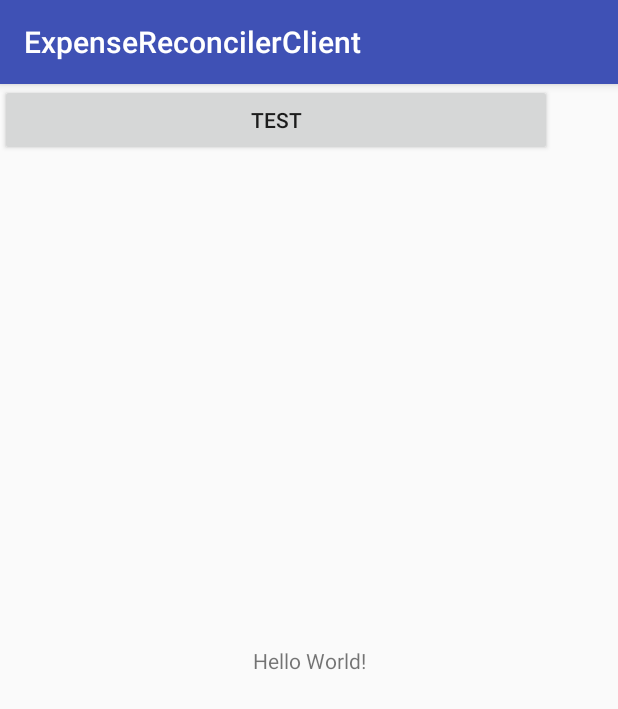
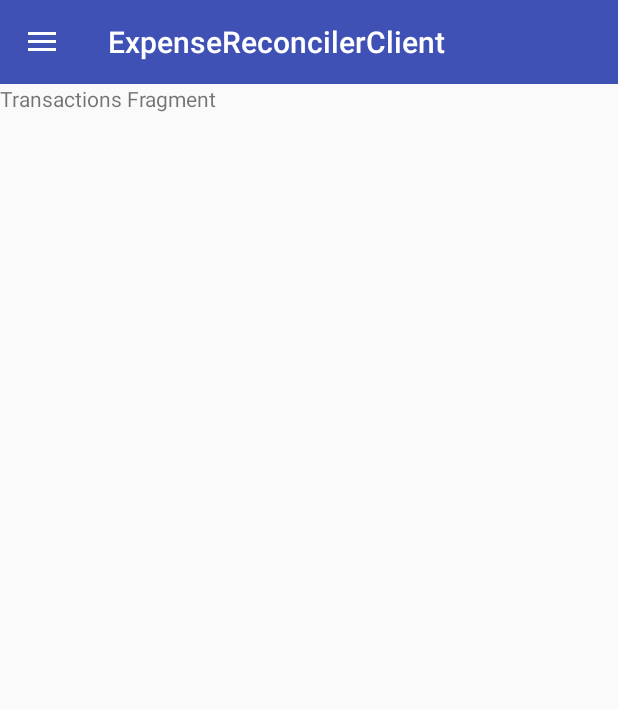
Before and after one commit to kryx07/ExpenseReconcilerClient, an Android app: the screen it shows after launch (MainActivity), on a phone screen of 412 x 824 dp. Shown: the top 709 px of the screen. Run offline under Robolectric (Android 15) with nearby library versions, the phone set to English and light mode, and no system bars; our stand-ins replace ButterKnife, Dagger/Hilt's generated code, EventBus, Room's generated code, Timber.

Commit message:
Payables & Transactions Fragments added

```diff
--- a/app/build.gradle
+++ b/app/build.gradle
@@ -68,7 +68,7 @@ dependencies {
 
     //compile 'io.github.microutils:kotlin-logging:1.4.5'
 
-    //compile 'org.greenrobot:eventbus:3.0.0'
+    compile 'org.greenrobot:eventbus:3.0.0'
 
     //compile 'io.realm:android-adapters:2.0.0'
 
--- a/app/src/main/AndroidManifest.xml
+++ b/app/src/main/AndroidManifest.xml
@@ -12,7 +12,7 @@
         android:roundIcon="@mipmap/ic_launcher_round"
         android:supportsRtl="true"
         android:theme="@style/AppTheme">
-        <activity android:name=".MainActivity">
+        <activity android:name=".ui.MainActivity">
             <intent-filter>
                 <action android:name="android.intent.action.MAIN" />
 
--- a/app/src/main/java/kryx07/expensereconcilerclient/MainActivity.kt
+++ /dev/null
@@ -1,99 +0,0 @@
-package kryx07.expensereconcilerclient
-
-import android.os.Bundle
-import android.support.v7.app.AppCompatActivity
-import butterknife.ButterKnife
-import butterknife.OnClick
-import com.google.gson.Gson
-import io.reactivex.Single
-import io.reactivex.android.schedulers.AndroidSchedulers
-import io.reactivex.schedulers.Schedulers
-import kotlinx.android.synthetic.main.activity_main.*
-import kryx07.expensereconcilerclient.model.persontest.Person
-import kryx07.expensereconcilerclient.model.transactions.Transaction
-import kryx07.expensereconcilerclient.model.transactions.Transactions
-import kryx07.expensereconcilerclient.model.users.Users
-import kryx07.expensereconcilerclient.network.ApiClient
-import retrofit2.Call
-import retrofit2.Callback
-import retrofit2.Response
-import timber.log.Timber
-import javax.inject.Inject
-
-class MainActivity : AppCompatActivity() {
-
-    @Inject
-    lateinit var apiClient: ApiClient
-
-    override fun onCreate(savedInstanceState: Bundle?) {
-        super.onCreate(savedInstanceState)
-        setContentView(R.layout.activity_main)
-        ButterKnife.bind(this)
-        Timber.plant(Timber.DebugTree())
-        (application as App).appComponent?.inject(this)
-
-
-        Timber.e(apiClient.javaClass.toString())
-
-        apiClient.service.users.enqueue(object : Callback<Users> {
-            override fun onResponse(call: Call<Users>?, response: Response<Users>?) {
-                if (response!!.isSuccessful) {
-                    Timber.e(response.body().toString())
-                }
-            }
-
-            override fun onFailure(call: Call<Users>?, t: Throwable?) {
-                Timber.e(getString(R.string.fetching_error))
-            }
-
-        })
-
-        fetchTransactions()
-    }
-
-    @OnClick(R.id.test_button)
-    fun fetchTransactions() {
-        apiClient.service.transactions.enqueue(object : Callback<Transactions> {
-
-            override fun onResponse(call: Call<Transactions>?, response: Response<Transactions>?) {
-                if (response!!.isSuccessful) {
-                    Timber.e(response.body().toString())
-                    val transactions: Transactions = Transactions(response.body().transactions)
-                    Timber.e(transactions.toString())
-                }
-            }
-
-            override fun onFailure(call: Call<Transactions>?, t: Throwable?) {
-                Timber.e(getString(R.string.fetching_error))
-                Timber.e(t?.message ?: "no message")
-            }
-        })
-
-
-
-
-    }
-
-
-    fun addPerson(firstName: String, lastName: String) {
-        val person: Person = Person(0, firstName, lastName)
-
-        App.database.personDao().insert(person)
-
-        Single.fromCallable {
-            App.database.personDao().insert(person)
-        }.subscribeOn(Schedulers.io())
-                .observeOn(AndroidSchedulers.mainThread()).subscribe()
-    }
-/*
-    fun registerAllPersonListener() {
-
-        App.database?.personDao()?.getAllPeople()
-                ?.subscribeOn(Schedulers.io())
-                ?.observeOn(AndroidSchedulers.mainThread())
-                ?.subscribe { listOfPeople ->
-                    view.personTableUpdated(listOfPeople)
-                }
-    }*/
-
-}
--- a/app/src/main/java/kryx07/expensereconcilerclient/db/PersonDao.kt
+++ b/app/src/main/java/kryx07/expensereconcilerclient/db/PersonDao.kt
@@ -10,7 +10,7 @@ import kryx07.expensereconcilerclient.model.persontest.Person
 interface PersonDao {
 
     @Query("SELECT * FROM person")
-    fun getAllPeople(): Flowable<List<Person>>
+    fun getAllPeople(): List<Person>
 
     @Insert
     fun insert(person: Person)
--- a/app/src/main/java/kryx07/expensereconcilerclient/di/AppComponent.kt
+++ b/app/src/main/java/kryx07/expensereconcilerclient/di/AppComponent.kt
@@ -3,7 +3,7 @@ package kryx07.expensereconcilerclient.di
 
 import javax.inject.Singleton
 
-import kryx07.expensereconcilerclient.MainActivity
+import kryx07.expensereconcilerclient.ui.MainActivity
 
 @Singleton
 @dagger.Component(modules = arrayOf(AppModule::class))
--- a/app/src/main/java/kryx07/expensereconcilerclient/network/ApiClient.java
+++ b/app/src/main/java/kryx07/expensereconcilerclient/network/ApiClient.java
@@ -82,7 +82,6 @@ public class ApiClient {
 
             @Override
             public LocalDate deserialize(JsonElement json, Type typeOfT, JsonDeserializationContext context) throws JsonParseException {
-                Log.e("Json: ", json.toString());
                 return new LocalDate(json.getAsString());
             }
         }).create();
--- /dev/null
+++ b/app/src/main/java/kryx07/expensereconcilerclient/ui/MainActivity.kt
@@ -0,0 +1,79 @@
+package kryx07.expensereconcilerclient.ui
+
+import android.os.Bundle
+import android.support.design.widget.NavigationView
+import android.support.v4.app.Fragment
+import android.support.v7.app.ActionBarDrawerToggle
+import android.support.v7.app.AppCompatActivity
+import android.view.Gravity
+import butterknife.ButterKnife
+import kotlinx.android.synthetic.main.activity_dashboard.*
+import kryx07.expensereconcilerclient.App
+import kryx07.expensereconcilerclient.R
+import kryx07.expensereconcilerclient.network.ApiClient
+import org.greenrobot.eventbus.EventBus
+import timber.log.Timber
+import javax.inject.Inject
+
+class MainActivity : AppCompatActivity() {
+
+    @Inject
+    lateinit var apiClient: ApiClient
+
+    override fun onCreate(savedInstanceState: Bundle?) {
+        super.onCreate(savedInstanceState)
+        setContentView(R.layout.activity_dashboard)
+        ButterKnife.bind(this)
+        Timber.plant(Timber.DebugTree())
+        //EventBus.getDefault().register(this)
+        setupDrawerAndToolbar()
+        if (savedInstanceState == null) {
+            showFragment(TransactionsFragment())
+        }
+
+        (application as App).appComponent?.inject(this)
+
+    }
+
+    private fun setupDrawerAndToolbar() {
+        setSupportActionBar(dashboard_toolbar)
+        val toggle = ActionBarDrawerToggle(
+                this, dashboard_drawer, dashboard_toolbar, R.string.navigation_drawer_open, R.string.navigation_drawer_close)
+        // Handle clicks on drawer
+        dashboard_drawer.addDrawerListener(toggle)
+        // Sync state to have a hamburger menu icon
+        toggle.syncState()
+
+        dashboard_nav.setNavigationItemSelectedListener(NavigationView.OnNavigationItemSelectedListener { item ->
+            when (item.itemId) {
+                R.id.menu_transactions -> {
+                    showFragment(TransactionsFragment())
+                    return@OnNavigationItemSelectedListener true
+                }
+                R.id.menu_payables -> {
+                    showFragment(PayablesFragment())
+                    return@OnNavigationItemSelectedListener true
+                }
+            }
+            false
+        })
+    }
+
+    private fun showFragment(fragment: Fragment) {
+        val tag = fragment.javaClass.name
+        val manager = supportFragmentManager
+
+        if (manager.findFragmentByTag(tag) == null) {
+            // This fragment does not lie on back stack, need to be added
+            manager.beginTransaction()
+                    // Add a tag to prevent duplicating insertions of the same fragment
+                    .replace(R.id.fragment_container, fragment, tag)
+                    .addToBackStack(tag)
+                    .commit()
+        } else {
+            // Get the fragment from the back stack
+            manager.popBackStackImmediate(tag, 0)
+        }
+        dashboard_drawer.closeDrawer(Gravity.START)
+    }
+}
--- /dev/null
+++ b/app/src/main/java/kryx07/expensereconcilerclient/ui/TransactionsFragment.kt
@@ -0,0 +1,97 @@
+package kryx07.expensereconcilerclient.ui
+
+import android.os.Bundle
+import android.support.v4.app.Fragment
+import android.view.LayoutInflater
+import android.view.View
+import android.view.ViewGroup
+import butterknife.ButterKnife
+import butterknife.OnClick
+import kryx07.expensereconcilerclient.App
+import kryx07.expensereconcilerclient.R
+import kryx07.expensereconcilerclient.model.persontest.Person
+import kryx07.expensereconcilerclient.model.transactions.Transactions
+import kryx07.expensereconcilerclient.model.users.Users
+import retrofit2.Call
+import retrofit2.Callback
+import retrofit2.Response
+import timber.log.Timber
+
+/**
+ * Created by sda on 06.07.17.
+ */
+class TransactionsFragment : Fragment() {
+    override fun onCreateView(inflater: LayoutInflater?, container: ViewGroup?, savedInstanceState: Bundle?): View? {
+        val view = inflater!!.inflate(R.layout.fragment_transactions, container, false)
+        ButterKnife.bind(this, view)
+        return view
+    }
+
+    /*   Timber.e(apiClient.javaClass.toString())
+
+       apiClient.service.users.enqueue(
+       object : Callback<Users> {
+           override fun onResponse(call: Call<Users>?, response: Response<Users>?) {
+               if (response!!.isSuccessful) {
+                   Timber.e(response.body().toString())
+               }
+           }
+
+           override fun onFailure(call: Call<Users>?, t: Throwable?) {
+               Timber.e(getString(R.string.fetching_error))
+           }
+
+       })
+
+       fetchTransactions()
+       addPerson("dupa", "dupa2")
+       getAllPeople()
+   }
+
+   @OnClick(R.id.test_button)
+   fun fetchTransactions() {
+       apiClient.service.transactions.enqueue(object : Callback<Transactions> {
+
+           override fun onResponse(call: Call<Transactions>?, response: Response<Transactions>?) {
+               if (response!!.isSuccessful) {
+                   Timber.e(response.body().toString())
+                   val transactions: Transactions = Transactions(response.body().transactions)
+                   Timber.e(transactions.toString())
+               }
+           }
+
+           override fun onFailure(call: Call<Transactions>?, t: Throwable?) {
+               Timber.e(getString(R.string.fetching_error))
+               Timber.e(t?.message ?: "no message")
+           }
+       })
+
+
+   }
+
+
+   fun addPerson(firstName: String, lastName: String) {
+       val person: Person = Person(0, firstName, lastName)
+
+       App.database.personDao().insert(person)
+
+       *//*   Single.fromCallable {
+           App.database.personDao().insert(person)
+       }.subscribeOn(Schedulers.io())
+               .observeOn(AndroidSchedulers.mainThread()).subscribe()*//*
+}
+*//*
+    fun registerAllPersonListener() {
+
+        App.database?.personDao()?.getAllPeople()
+                ?.subscribeOn(Schedulers.io())
+                ?.observeOn(AndroidSchedulers.mainThread())
+                ?.subscribe { listOfPeople ->
+                    view.personTableUpdated(listOfPeople)
+                }
+    }*//*
+
+fun getAllPeople() {
+    Timber.e(App.database.personDao().getAllPeople().toString())
+}*/
+}
--- /dev/null
+++ b/app/src/main/res/drawable/ic_android_black_24dp.xml
@@ -0,0 +1,9 @@
+<vector xmlns:android="http://schemas.android.com/apk/res/android"
+        android:width="24dp"
+        android:height="24dp"
+        android:viewportWidth="24.0"
+        android:viewportHeight="24.0">
+    <path
+        android:fillColor="#FF000000"
+        android:pathData="M6,18c0,0.55 0.45,1 1,1h1v3.5c0,0.83 0.67,1.5 1.5,1.5s1.5,-0.67 1.5,-1.5L11,19h2v3.5c0,0.83 0.67,1.5 1.5,1.5s1.5,-0.67 1.5,-1.5L16,19h1c0.55,0 1,-0.45 1,-1L18,8L6,8v10zM3.5,8C2.67,8 2,8.67 2,9.5v7c0,0.83 0.67,1.5 1.5,1.5S5,17.33 5,16.5v-7C5,8.67 4.33,8 3.5,8zM20.5,8c-0.83,0 -1.5,0.67 -1.5,1.5v7c0,0.83 0.67,1.5 1.5,1.5s1.5,-0.67 1.5,-1.5v-7c0,-0.83 -0.67,-1.5 -1.5,-1.5zM15.53,2.16l1.3,-1.3c0.2,-0.2 0.2,-0.51 0,-0.71 -0.2,-0.2 -0.51,-0.2 -0.71,0l-1.48,1.48C13.85,1.23 12.95,1 12,1c-0.96,0 -1.86,0.23 -2.66,0.63L7.85,0.15c-0.2,-0.2 -0.51,-0.2 -0.71,0 -0.2,0.2 -0.2,0.51 0,0.71l1.31,1.31C6.97,3.26 6,5.01 6,7h12c0,-1.99 -0.97,-3.75 -2.47,-4.84zM10,5L9,5L9,4h1v1zM15,5h-1L14,4h1v1z"/>
+</vector>
--- /dev/null
+++ b/app/src/main/res/drawable/ic_mood_black_24dp.xml
@@ -0,0 +1,9 @@
+<vector xmlns:android="http://schemas.android.com/apk/res/android"
+        android:width="24dp"
+        android:height="24dp"
+        android:viewportWidth="24.0"
+        android:viewportHeight="24.0">
+    <path
+        android:fillColor="#FF000000"
+        android:pathData="M11.99,2C6.47,2 2,6.48 2,12s4.47,10 9.99,10C17.52,22 22,17.52 22,12S17.52,2 11.99,2zM12,20c-4.42,0 -8,-3.58 -8,-8s3.58,-8 8,-8 8,3.58 8,8 -3.58,8 -8,8zM15.5,11c0.83,0 1.5,-0.67 1.5,-1.5S16.33,8 15.5,8 14,8.67 14,9.5s0.67,1.5 1.5,1.5zM8.5,11c0.83,0 1.5,-0.67 1.5,-1.5S9.33,8 8.5,8 7,8.67 7,9.5 7.67,11 8.5,11zM12,17.5c2.33,0 4.31,-1.46 5.11,-3.5L6.89,14c0.8,2.04 2.78,3.5 5.11,3.5z"/>
+</vector>
--- /dev/null
+++ b/app/src/main/res/layout/activity_dashboard.xml
@@ -0,0 +1,45 @@
+<?xml version="1.0" encoding="utf-8"?>
+<android.support.v4.widget.DrawerLayout xmlns:android="http://schemas.android.com/apk/res/android"
+    xmlns:app="http://schemas.android.com/apk/res-auto"
+    xmlns:tools="http://schemas.android.com/tools"
+    android:id="@+id/dashboard_drawer"
+    android:layout_width="match_parent"
+    android:layout_height="match_parent"
+    android:fitsSystemWindows="true"
+    tools:openDrawer="start">
+
+    <RelativeLayout
+        android:layout_width="match_parent"
+        android:layout_height="match_parent">
+
+        <android.support.v7.widget.Toolbar
+            android:id="@+id/dashboard_toolbar"
+            android:layout_width="match_parent"
+            android:layout_height="?attr/actionBarSize"
+            android:background="?attr/colorPrimary"
+            app:theme="@style/ThemeOverlay.AppCompat.Dark.ActionBar" />
+
+        <FrameLayout
+            android:id="@+id/fragment_container"
+            android:layout_width="match_parent"
+            android:layout_height="match_parent"
+            android:layout_marginTop="?attr/actionBarSize" />
+
+        <ProgressBar
+            android:id="@+id/dashboard_progress"
+            style="?android:attr/progressBarStyleLarge"
+            android:layout_width="wrap_content"
+            android:layout_height="wrap_content"
+            android:layout_marginBottom="8dp"
+            android:visibility="gone" />
+
+    </RelativeLayout>
+
+    <android.support.design.widget.NavigationView
+        android:id="@+id/dashboard_nav"
+        android:layout_width="wrap_content"
+        android:layout_height="match_parent"
+        android:layout_gravity="start"
+        app:menu="@menu/dashboard_menu" />
+
+</android.support.v4.widget.DrawerLayout>
--- a/app/src/main/res/layout/activity_main.xml
+++ b/app/src/main/res/layout/activity_main.xml
@@ -4,7 +4,7 @@
     xmlns:tools="http://schemas.android.com/tools"
     android:layout_width="match_parent"
     android:layout_height="match_parent"
-    tools:context="kryx07.expensereconcilerclient.MainActivity">
+    tools:context="kryx07.expensereconcilerclient.ui.MainActivity">
 
     <TextView
         android:layout_width="wrap_content"
--- /dev/null
+++ b/app/src/main/res/layout/fragment_transactions.xml
@@ -0,0 +1,16 @@
+<?xml version="1.0" encoding="utf-8"?>
+<RelativeLayout xmlns:android="http://schemas.android.com/apk/res/android"
+    android:layout_width="match_parent"
+    android:layout_height="match_parent">
+
+    <TextView
+        android:layout_width="match_parent"
+        android:layout_height="match_parent"
+        android:layout_centerInParent="true"
+        android:text="Transactions Fragment" />
+
+    <android.support.v7.widget.RecyclerView
+        android:id="@+id/transactions_recycler"
+        android:layout_width="match_parent"
+        android:layout_height="match_parent" />
+</RelativeLayout>
--- /dev/null
+++ b/app/src/main/res/menu/dashboard_menu.xml
@@ -0,0 +1,14 @@
+<?xml version="1.0" encoding="utf-8"?>
+<menu xmlns:android="http://schemas.android.com/apk/res/android">
+
+    <item
+        android:id="@+id/menu_transactions"
+        android:icon="@drawable/ic_mood_black_24dp"
+        android:title="@string/transactions" />
+
+    <item
+        android:id="@+id/menu_payables"
+        android:icon="@drawable/ic_android_black_24dp"
+        android:title="@string/payables" />
+
+</menu>
--- /dev/null
+++ b/app/src/main/res/values/dimen.xml
@@ -0,0 +1,4 @@
+<?xml version="1.0" encoding="utf-8"?>
+<resources>
+    <dimen name="margin_item_adapter">8dp</dimen>
+</resources>
--- a/app/src/main/res/values/strings.xml
+++ b/app/src/main/res/values/strings.xml
@@ -3,4 +3,11 @@
     <string name="shared_prefs">kryx07.expensereconcilerclient.sharedprefs</string>
     <string name="no_value">No value</string>
     <string name="fetching_error">There was an error fetching your request</string>
+
+    <string name="transactions">Transactions</string>
+    <string name="payables">Payables</string>
+
+    <string name="navigation_drawer_open">Open</string>
+    <string name="navigation_drawer_close">Close</string>
+
 </resources>
--- a/app/src/main/res/values/styles.xml
+++ b/app/src/main/res/values/styles.xml
@@ -1,7 +1,7 @@
 <resources>
 
     <!-- Base application theme. -->
-    <style name="AppTheme" parent="Theme.AppCompat.Light.DarkActionBar">
+    <style name="AppTheme" parent="Theme.AppCompat.Light.NoActionBar">
         <!-- Customize your theme here. -->
         <item name="colorPrimary">@color/colorPrimary</item>
         <item name="colorPrimaryDark">@color/colorPrimaryDark</item>
```
Also changed, not shown: app/src/main/java/kryx07/expensereconcilerclient/ui/PayablesFragment.kt (added, +89 -0 lines), app/src/main/res/layout/fragment_payables.xml (added, +11 -0 lines), app/src/main/res/layout/item_adapter.xml (added, +35 -0 lines).
